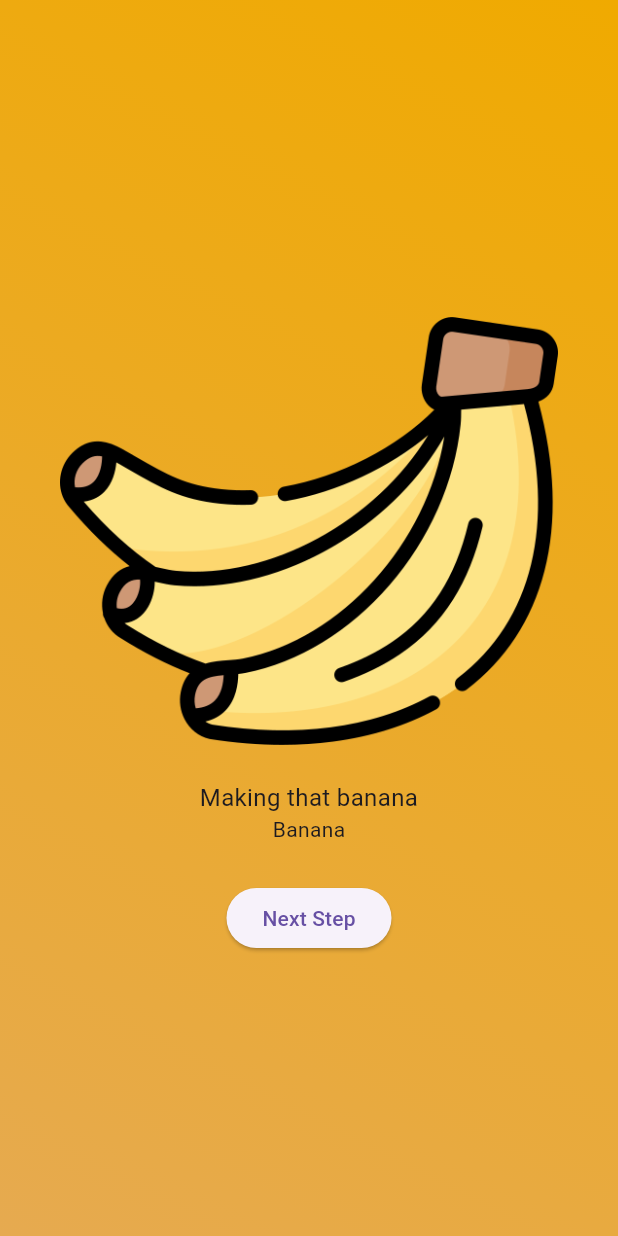
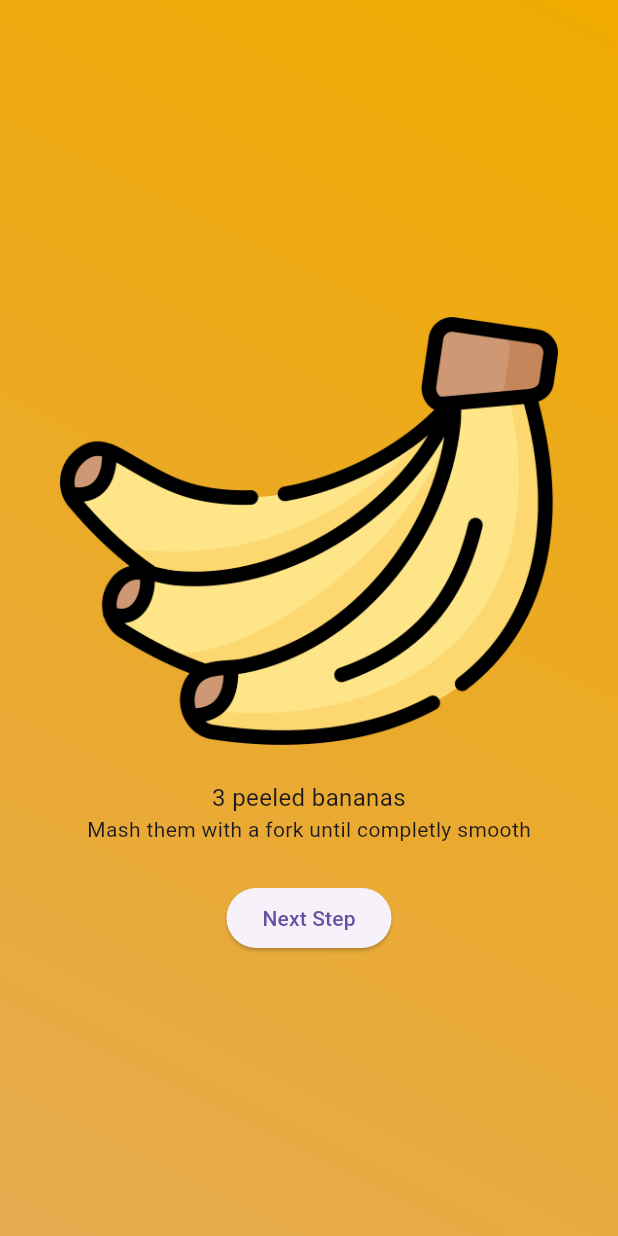
Before and after one commit to jarbunn/banana-bread, a Flutter app: the screen it shows after launch, after a tap on "Lets Begin!", after a tap on "Next Step", on a phone screen of 412 x 824 dp. Run offline on Flutter 3.47's test engine with Material 3 defaults, Android fonts, the phone set to English and light mode, and no system bars.

Commit message:
Updated Step order. Replaced placeholder text. Finished Summary display. Added recipe restart

```diff
--- a/lib/data/steps.dart
+++ b/lib/data/steps.dart
@@ -1,14 +1,16 @@
 import 'package:banana_bread/models/recipe_steps.dart';
 
 const ingredients = [
-  RecipeSteps('assets/banana-bread.png', 'This is EXACTLY how the bread should look', 'Banana Bread'),
-  RecipeSteps('assets/banana.png', 'Making that banana', 'Banana'),
-  RecipeSteps('assets/eggs.png', 'Cracking those eggs', 'Eggs'),
-  RecipeSteps('assets/butter.png', 'Cutting that butter', 'Butter'),
-  RecipeSteps('assets/sugar.png', 'Sprinkling that sugar', 'Sugar'),
-  RecipeSteps('assets/vanilla.png', 'Dropping that vanilla', 'Vanilla'),
-  RecipeSteps('assets/baking-soda.png', 'Adding that baking-soda', 'Baking Soda'),
-  RecipeSteps('assets/mix.png', 'Mixing those ingredients', 'Mix'),
-  RecipeSteps('assets/oven.png', 'Cooking with fire', 'Cook'),
+  RecipeSteps('assets/banana-bread.png', 'Pre-heat oven to 350f (175c)', 'Butter an 8x4-inch loaf pan.'),
+  RecipeSteps('assets/banana.png', '3 peeled bananas', 'Mash them with a fork until completly smooth'),
+  RecipeSteps('assets/butter.png', '1/3 cup of Melted Butter', 'Stir into mashed bananas'),
+  RecipeSteps('assets/baking-soda.png', '1/2 teaspoon of Baking Soda', 'Stir into mixture'),
+  RecipeSteps('assets/salt.png', 'Pinch of Salt', 'Stir into mixture'),
+  RecipeSteps('assets/eggs.png', '1 Large Egg', 'Beat the egg then add to mixture'),
+  RecipeSteps('assets/sugar.png', '3/4 cup of Sugar', 'Add into mixture. (Optional: 1/4 +/- for sweetness)'),
+  RecipeSteps('assets/vanilla.png', '1 teaspoon of Vanilla Extract', 'Stir into mixture'),
+  RecipeSteps('assets/flour.png', '1 1/2 cups of All-Purpose Flour', 'Stir into mixture'),
+  RecipeSteps('assets/mix.png', 'Mix everything and pour into a pan', 'Cover with aluminum foil'),
+  RecipeSteps('assets/oven.png', 'Bake at 375(175c) for 55-65 minutes', 'Poke center with a toothpick, if it comes out clean then it is ready. If it is still wet, bake more.'),
   RecipeSteps('assets/bread.png', 'Bon Appetite', 'Eat up!'),
 ];
--- a/lib/instructions_identifier.dart
+++ b/lib/instructions_identifier.dart
@@ -8,12 +8,12 @@ class InstructionsIdentifier extends StatelessWidget{
   Widget build(BuildContext context) {
     final ingredientNumber = index + 1;
     return Container(
-      height: 30,
-      width: 30,
+      height: 40,
+      width: 40,
       alignment: Alignment.center,
       decoration: BoxDecoration(
         color: Colors.orange,
-        borderRadius: BorderRadius.circular(100)
+        borderRadius: BorderRadius.circular(100),
       ),
       child: Text(ingredientNumber.toString(), style: const TextStyle(
         fontWeight: FontWeight.bold,
--- a/lib/instructions_summary.dart
+++ b/lib/instructions_summary.dart
@@ -10,6 +10,7 @@ class InstructionsSummary extends StatelessWidget{
   @override
   Widget build(context) {
     return SizedBox(
+      height: 400,
       child: SingleChildScrollView(
         child: Column(
           children: summaryData.map((data) {
--- a/lib/recipe.dart
+++ b/lib/recipe.dart
@@ -37,6 +37,13 @@ class _RecipeState extends State<Recipe> {
     }
   }
 
+  void restartRecipe() {
+    currentStep = 0;
+    setState(() {
+      activeScreen = 'start-screen';
+    });
+  }
+
 
   @override
   Widget build(context) {
@@ -45,7 +52,7 @@ class _RecipeState extends State<Recipe> {
       screenWidget = RecipeScreen(onSelectedStep: nextStep);
     }
     if (activeScreen == 'instructions-screen') {
-      screenWidget = InstructionsScreen();
+      screenWidget = InstructionsScreen(onRestart: restartRecipe,);
     }
 
     return MaterialApp(
--- a/pubspec.yaml
+++ b/pubspec.yaml
@@ -72,6 +72,7 @@ flutter:
     - assets/oven.png
     - assets/sugar.png
     - assets/vanilla.png
+    - assets/salt.png
   #   - images/a_dot_burr.jpeg
   #   - images/a_dot_ham.jpeg
 
```
Also changed, not shown: lib/instructions_screen.dart (+7 -2 lines), lib/summary_item.dart (+11 -4 lines), assets/salt.png (added).
